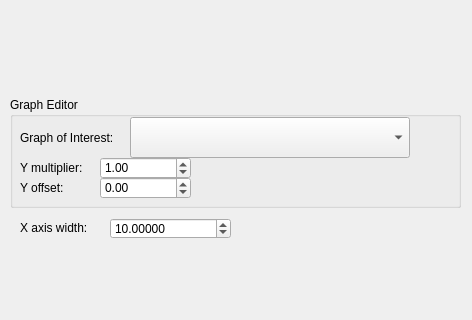
Before: the Qt Designer form src/WhiskerToolbox/AnalogViewer/analog_viewer.ui in paulmthompson/WhiskerToolbox, drawn with Qt 5; both pictures show x 0 to 472 and y 223 to 543 of the 472 by 543 pixel window.
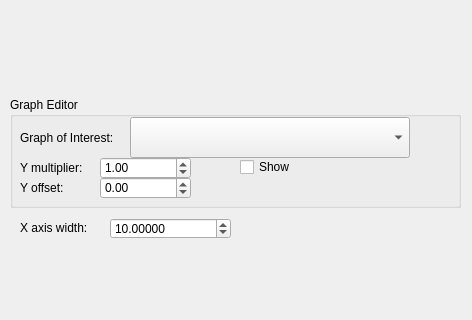
After: the same form once the commit is applied. Custom widgets are drawn as their Qt base class.

Commit message:
Add Hide show button
Deleting the context menu since it interferes with hide/show button by providing its own hide/show functionality with no signal to update the checkbox

What changed in the file:
```diff
--- a/src/WhiskerToolbox/AnalogViewer/analog_viewer.ui
+++ b/src/WhiskerToolbox/AnalogViewer/analog_viewer.ui
@@ -125,6 +125,19 @@
      <double>0.100000000000000</double>
     </property>
    </widget>
+   <widget class="QCheckBox" name="show_checkbox">
+    <property name="geometry">
+     <rect>
+      <x>230</x>
+      <y>60</y>
+      <width>85</width>
+      <height>20</height>
+     </rect>
+    </property>
+    <property name="text">
+     <string>Show</string>
+    </property>
+   </widget>
   </widget>
   <widget class="QLabel" name="label_4">
    <property name="geometry">
```
The commit also changes 2 other files.
